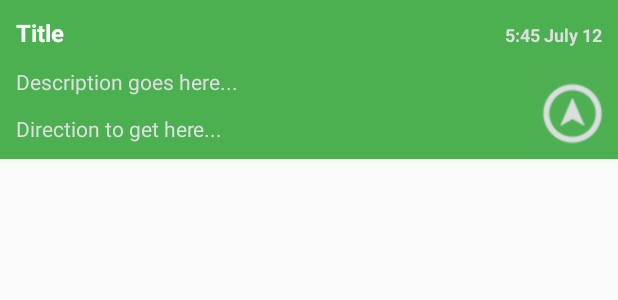
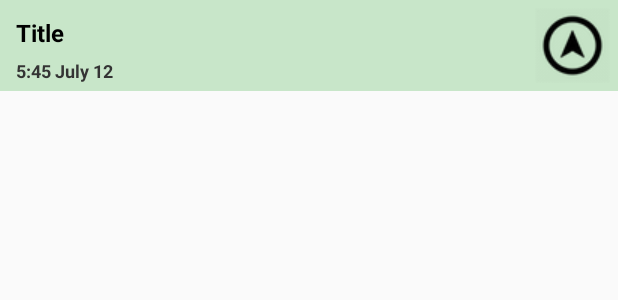
Before and after one commit to giladoved/Pin-it-Android, an Android app: the layout listcell.xml on its own in the app's theme, with its tools: preview values and no code run, on a phone screen of 412 x 824 dp. Shown: the top 300 px of the screen. Run offline under Robolectric (Android 15) with nearby library versions, the light colour scheme and no system bars.

Commit message:
maurya inspired improvements

```diff
--- a/app/src/main/java/com/oved/gilad/pinitandroid/app/tabs/ListTab.java
+++ b/app/src/main/java/com/oved/gilad/pinitandroid/app/tabs/ListTab.java
@@ -41,7 +41,6 @@
                 android.R.color.holo_green_light,
                 android.R.color.holo_orange_light);
 
-
         loadPins();
 
         return inflatedView;
--- a/app/src/main/res/layout/fragment_list_view.xml
+++ b/app/src/main/res/layout/fragment_list_view.xml
@@ -6,6 +6,8 @@
 
     <ListView
         android:id="@android:id/list"
+        android:divider="#343434"
+        android:dividerHeight="2px"
         android:layout_width="match_parent"
         android:layout_height="match_parent">
     </ListView>
--- a/app/src/main/res/layout/listcell.xml
+++ b/app/src/main/res/layout/listcell.xml
@@ -2,7 +2,7 @@
 <RelativeLayout xmlns:android="http://schemas.android.com/apk/res/android"
     android:layout_width="fill_parent"
     android:layout_height="wrap_content"
-    android:background="@color/colorPrimary"
+    android:background="@color/colorAccent"
     android:orientation="horizontal"
     android:padding="5dp" >
 
@@ -10,54 +10,27 @@
         android:id="@+id/titleTxt"
         android:layout_width="match_parent"
         android:layout_height="wrap_content"
-        android:textColor="#ffffff"
+        android:textColor="#000000"
         android:typeface="sans"
         android:textSize="16dp"
         android:padding="5dp"
         android:textStyle="bold"
-        android:layout_toStartOf="@+id/dateCreatedTxt"
+        android:layout_toStartOf="@+id/navigateBtn"
         android:text="Title" />
 
     <TextView
-        android:id="@+id/descriptionTxt"
-        android:layout_width="fill_parent"
+        android:id="@+id/dateCreatedTxt"
+        android:layout_width="match_parent"
         android:layout_height="wrap_content"
-        android:layout_below="@id/titleTxt"
-        android:textColor="#DCDEE0"
-        android:textSize="14sp"
-        android:padding="5dp"
-        android:maxLines="2"
-        android:layout_marginTop="1dp"
-        android:text="Description goes here..."
-        android:layout_toStartOf="@+id/navigateBtn" />
-
-    <TextView
-        android:id="@+id/directionsTxt"
-        android:layout_width="fill_parent"
-        android:layout_height="wrap_content"
-        android:layout_below="@id/descriptionTxt"
-        android:textColor="#DCDEE0"
-        android:textSize="14sp"
-        android:padding="5dp"
-        android:layout_marginTop="1dp"
-        android:maxLines="2"
-        android:text="Direction to get here..."
-        android:layout_toStartOf="@+id/navigateBtn" />
-
-    <TextView
-        android:id="@+id/dateCreatedTxt"
-        android:layout_width="wrap_content"
-        android:layout_height="wrap_content"
-        android:gravity="right"
         android:text="5:45 July 12"
         android:layout_marginRight="5dp"
         android:textSize="12sp"
-        android:textColor="#DCDEE0"
+        android:textColor="#343434"
         android:textStyle="bold"
+        android:layout_marginLeft="5dp"
         android:maxLines="2"
-        android:layout_alignBaseline="@+id/titleTxt"
-        android:layout_alignBottom="@+id/titleTxt"
-        android:layout_alignEnd="@+id/navigateBtn" />
+        android:layout_alignBottom="@+id/navigateBtn"
+        android:layout_toStartOf="@+id/navigateBtn" />
 
 
     <ImageButton android:layout_width="wrap_content"
@@ -65,8 +38,7 @@
         android:background="@android:color/transparent"
         android:src="@drawable/navicon"
         android:id="@+id/navigateBtn"
-        android:tint="#DCDEE0"
-        android:layout_alignBottom="@+id/directionsTxt"
+        android:tint="#000000"
         android:layout_alignParentEnd="true" />
 
 </RelativeLayout>
```
Also changed, not shown: app/src/main/java/com/oved/gilad/pinitandroid/app/adapters/ListViewAdapter.java (+18 -8 lines), app/src/main/java/com/oved/gilad/pinitandroid/app/pages/MainActivity.java (+24 -6 lines), app/src/main/java/com/oved/gilad/pinitandroid/app/tabs/AddTab.java (+19 -7 lines), app/src/main/java/com/oved/gilad/pinitandroid/app/tabs/MapTab.java (+51 -9 lines), app/src/main/java/com/oved/gilad/pinitandroid/models/Pin.java (+2 -6 lines), app/src/main/java/com/oved/gilad/pinitandroid/models/Position.java (deleted, +0 -32 lines), app/src/main/java/com/oved/gilad/pinitandroid/models/UserId.java (deleted, +0 -16 lines), app/src/main/java/com/oved/gilad/pinitandroid/utils/LastKnownLocation.java (added, +18 -0 lines), app/src/main/res/layout/fragment_add_pin.xml (+15 -2 lines), app/src/main/res/drawable/addicon.png, app/src/main/res/drawable/pingrey.png (added).
